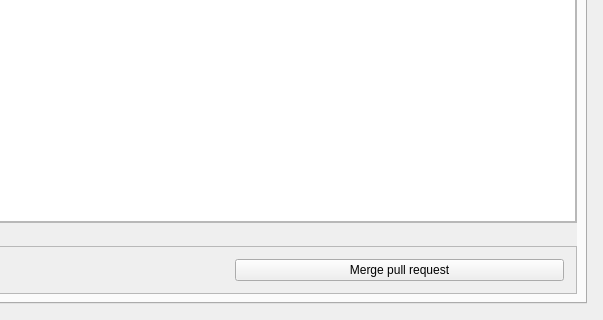
This is gui/PullRequestDetailsWidget.ui in defnax/retroGit as Qt 5 draws it before an edit; both pictures show x 197 to 800 and y 280 to 600 of the 800 by 600 pixel window. The edited form follows.
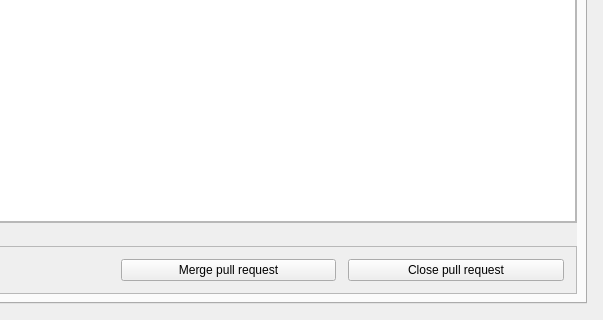
This is the edited form.

```diff
--- a/gui/PullRequestDetailsWidget.ui
+++ b/gui/PullRequestDetailsWidget.ui
@@ -244,6 +244,13 @@
                 </property>
                </widget>
               </item>
+              <item>
+               <widget class="QPushButton" name="mBtnClose">
+                <property name="text">
+                 <string>Close pull request</string>
+                </property>
+               </widget>
+              </item>
              </layout>
             </widget>
            </item>
```
